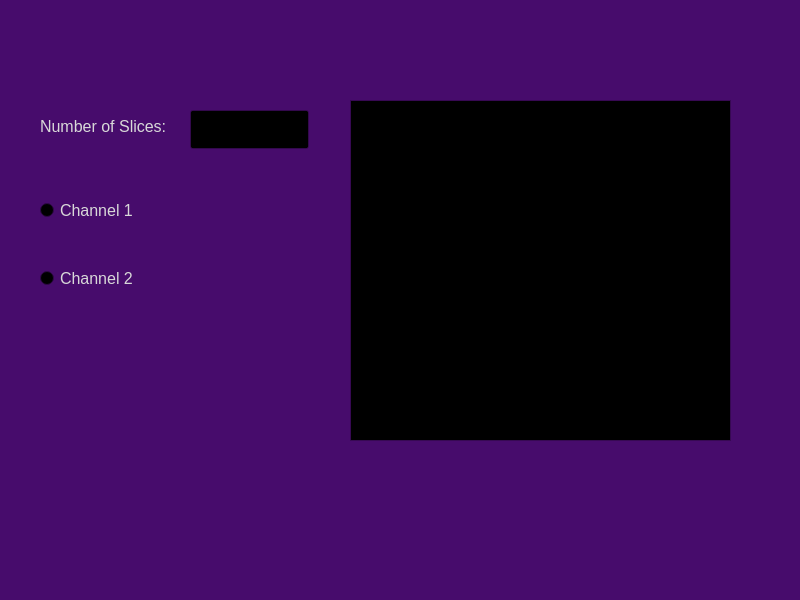
This is prairie_link_client/plugin_viewer.ui in yfisher-lab/BumpBlaster5000 as Qt 5 draws it before an edit. The edited form follows.
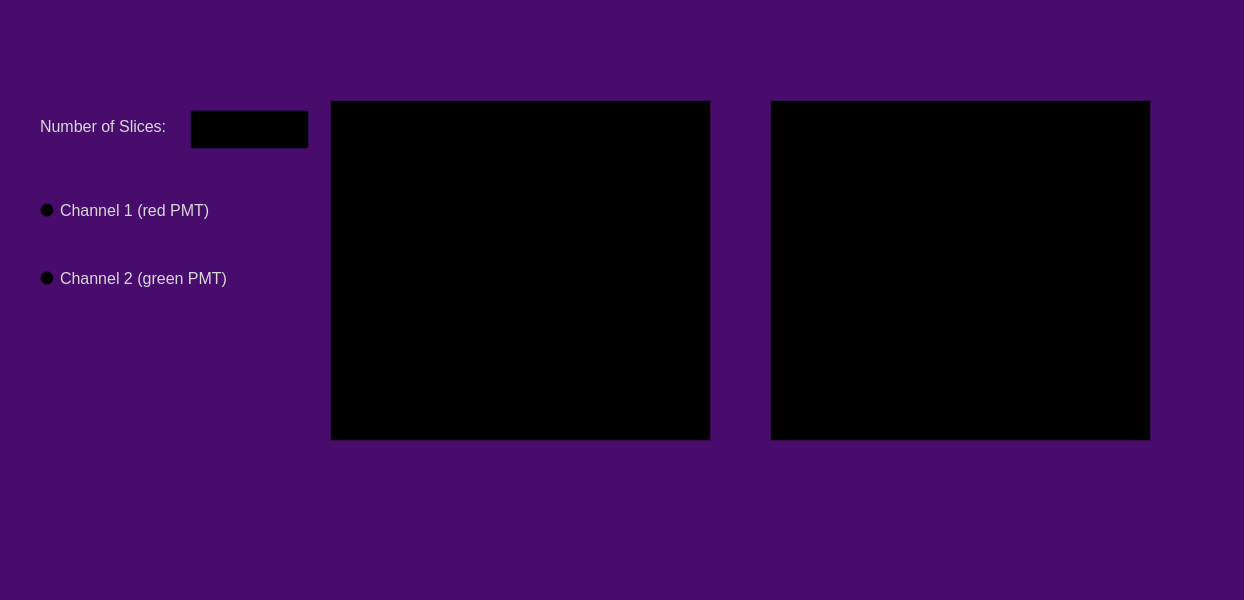
This is the edited form.

Commit message:
add second imaging panel to plugin_viewer.ui (saved as plugin_viewer_2.py)
begin roi plotting debugging

```diff
--- a/prairie_link_client/plugin_viewer.ui
+++ b/prairie_link_client/plugin_viewer.ui
@@ -6,7 +6,7 @@
    <rect>
     <x>0</x>
     <y>0</y>
-    <width>800</width>
+    <width>1244</width>
     <height>600</height>
    </rect>
   </property>
@@ -108,7 +108,7 @@
    <widget class="QGraphicsView" name="pluginViewer">
     <property name="geometry">
      <rect>
-      <x>350</x>
+      <x>330</x>
       <y>100</y>
       <width>381</width>
       <height>341</height>
@@ -130,7 +130,7 @@
      <rect>
       <x>40</x>
       <y>190</y>
-      <width>151</width>
+      <width>211</width>
       <height>41</height>
      </rect>
     </property>
@@ -140,7 +140,7 @@
      </font>
     </property>
     <property name="text">
-     <string>Channel 1</string>
+     <string>Channel 1 (red PMT)</string>
     </property>
    </widget>
    <widget class="QRadioButton" name="ch2Button">
@@ -148,7 +148,7 @@
      <rect>
       <x>40</x>
       <y>260</y>
-      <width>197</width>
+      <width>211</width>
       <height>37</height>
      </rect>
     </property>
@@ -249,7 +249,7 @@
      </font>
     </property>
     <property name="text">
-     <string>Channel 2</string>
+     <string>Channel 2 (green PMT)</string>
     </property>
    </widget>
    <widget class="QLabel" name="numSlicesLabel">
@@ -334,6 +334,16 @@
      <string>Number of Slices:</string>
     </property>
    </widget>
+   <widget class="QGraphicsView" name="pluginViewer_2">
+    <property name="geometry">
+     <rect>
+      <x>770</x>
+      <y>100</y>
+      <width>381</width>
+      <height>341</height>
+     </rect>
+    </property>
+   </widget>
   </widget>
  </widget>
  <resources/>
```
The commit also changes 2 other files.
